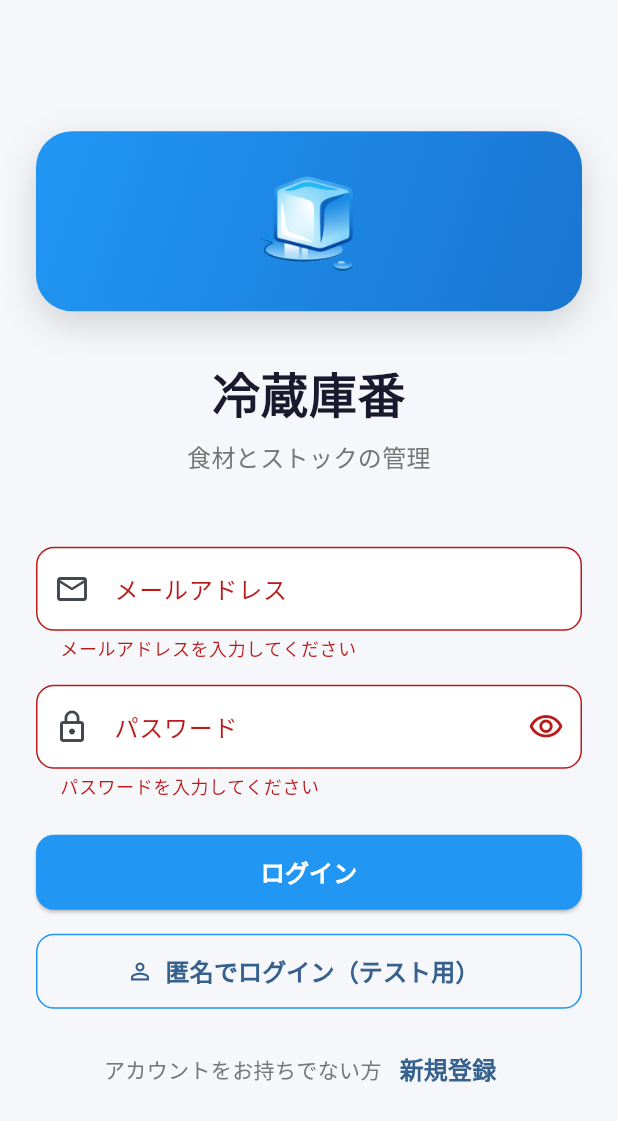
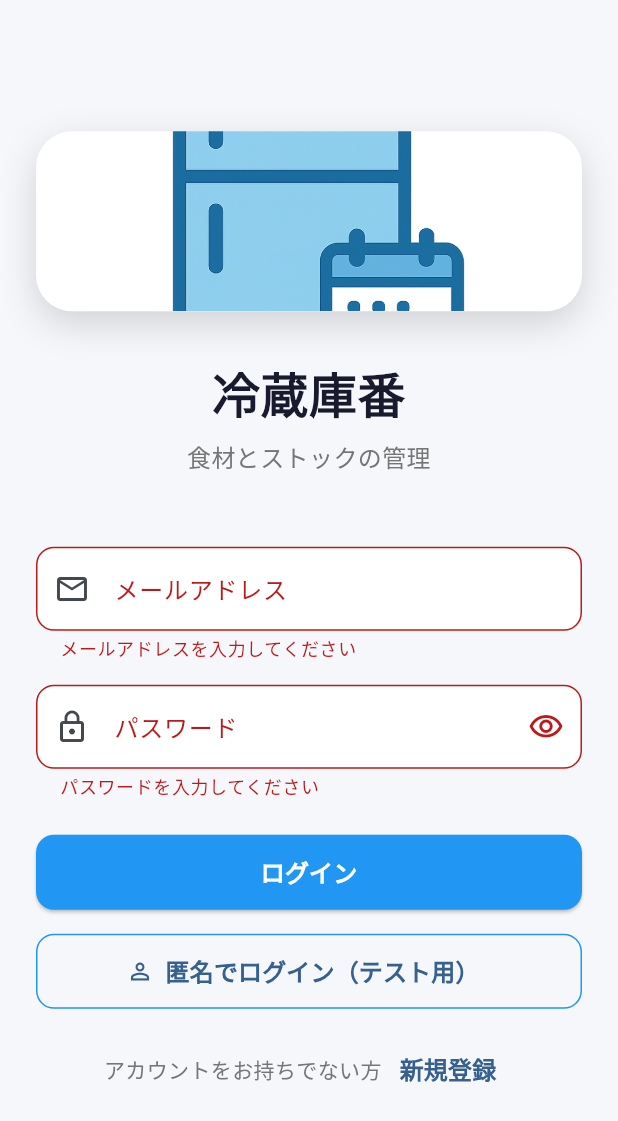
Before and after one commit to locotown/reizoukoban.app, a Flutter app: the screen it shows after launch, after a tap on "ログイン", on a phone screen of 412 x 824 dp. Shown: the top 1121 px of the screen. Run offline on Flutter 3.47's test engine with Material 3 defaults, Android fonts, the phone set to English and light mode, and no system bars; our stand-ins replace supabase_flutter; missing offline and left inert: dart:html; accounts and stored records are empty.

Commit message:
修正: ログイン画面アイコンとデモモードログアウト問題
【ログイン画面アイコン】
- 絵文字🧊からアプリアイコン画像に変更
- assets/icons/app_icon.png を使用
- ローディング画面と同じアイコンが表示される

【デモモードログアウト修正】
- URLの?を完全削除（uri.origin + uri.path）
- 以前: /app? が残って再ログイン発生
- 修正後: /app のみ（クエリパラメータなし）
- クエリ文字列の厳密チェック追加

```diff
--- a/lib/screens/login_screen.dart
+++ b/lib/screens/login_screen.dart
@@ -53,8 +53,10 @@ class _LoginScreenState extends State<LoginScreen> {
 
       final uri = Uri.parse(currentUrl);
       print('🔍 クエリパラメータ: ${uri.queryParameters}');
+      print('🔍 クエリ文字列: ${uri.query}');
 
-      final isDemoMode = uri.queryParameters['demo'] == 'true';
+      // 厳密なチェック: ?demo=true のみ（?や空パラメータは除外）
+      final isDemoMode = uri.queryParameters['demo'] == 'true' && uri.query.isNotEmpty;
       print('🔍 デモモード判定: $isDemoMode');
 
       // チェック済みフラグを立てる
@@ -214,16 +216,12 @@ class _LoginScreenState extends State<LoginScreen> {
                 mainAxisAlignment: MainAxisAlignment.center,
                 crossAxisAlignment: CrossAxisAlignment.stretch,
                 children: [
-                  // アプリアイコン - 冷蔵庫
+                  // アプリアイコン画像
                   Container(
                     width: 120,
                     height: 120,
                     decoration: BoxDecoration(
-                      gradient: const LinearGradient(
-                        begin: Alignment.topLeft,
-                        end: Alignment.bottomRight,
-                        colors: [Color(0xFF2196F3), Color(0xFF1976D2)],
-                      ),
+                      color: Colors.white,
                       borderRadius: BorderRadius.circular(24),
                       boxShadow: [
                         BoxShadow(
@@ -233,8 +231,20 @@ class _LoginScreenState extends State<LoginScreen> {
                         ),
                       ],
                     ),
-                    child: const Center(
-                      child: Text('🧊', style: TextStyle(fontSize: 60)),
+                    child: ClipRRect(
+                      borderRadius: BorderRadius.circular(24),
+                      child: Image.asset(
+                        'assets/icons/app_icon.png',
+                        width: 120,
+                        height: 120,
+                        fit: BoxFit.cover,
+                        errorBuilder: (context, error, stackTrace) {
+                          // 画像読み込みエラー時はフォールバック絵文字
+                          return const Center(
+                            child: Text('🧊', style: TextStyle(fontSize: 60)),
+                          );
+                        },
+                      ),
                     ),
                   ),
                   const SizedBox(height: 32),
```
Also changed, not shown: lib/screens/dashboard_screen.dart (+5 -4 lines), 8 other files.
